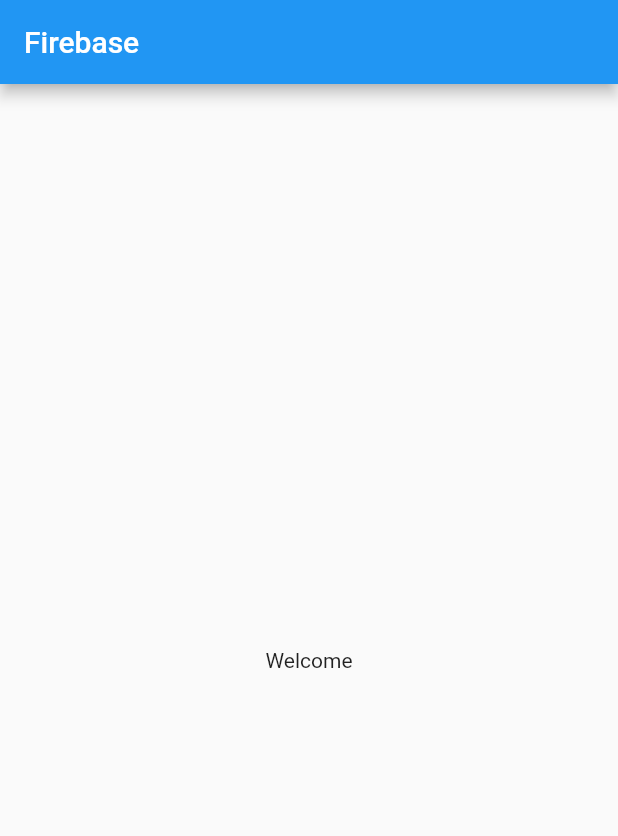
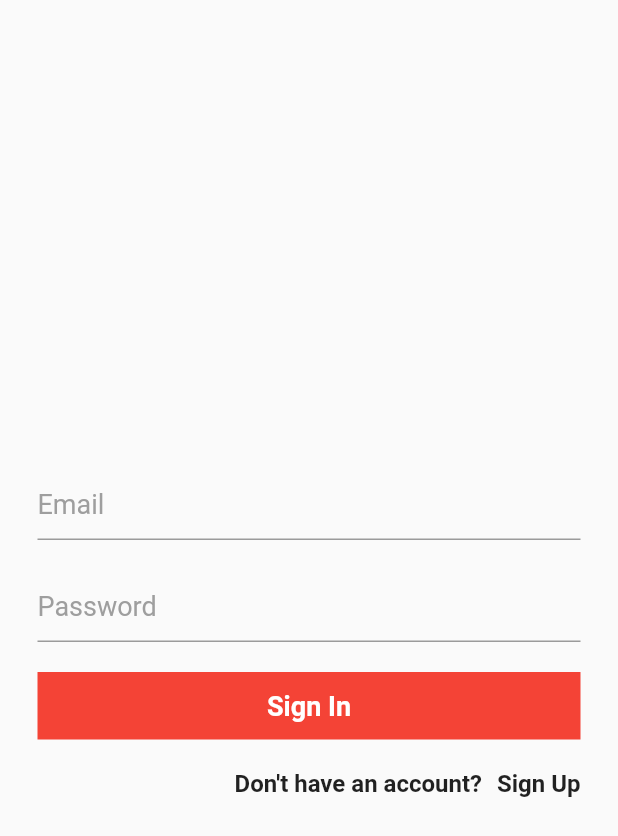
Before and after one commit to MamurAzamov/herewego, a Flutter app: the screen it shows after launch, on a phone screen of 412 x 824 dp. Shown: the top 836 px of the screen. Run offline on Flutter 3.47's test engine with Material 2 defaults, Android fonts, the phone set to English and light mode, and no system bars; our stand-ins replace firebase_auth, firebase_core; accounts and stored records are empty.

```diff
--- a/lib/main.dart
+++ b/lib/main.dart
@@ -1,7 +1,13 @@
+import 'package:firebase_core/firebase_core.dart';
 import 'package:flutter/material.dart';
 import 'package:herewego/pages/home_page.dart';
+import 'package:herewego/pages/signin_page.dart';
+import 'package:herewego/pages/signup_page.dart';
+import 'package:herewego/pages/splash_page.dart';
 
-void main() {
+void main()async{
+  WidgetsFlutterBinding.ensureInitialized();
+  await Firebase.initializeApp();
   runApp(const MyApp());
 }
 
@@ -13,9 +19,14 @@ class MyApp extends StatelessWidget {
     return MaterialApp(
       title: 'Flutter Demo',
       theme: ThemeData(
-        primarySwatch: Colors.blue,
+        primarySwatch: Colors.deepOrange,
       ),
-      home: const HomePage(),
+      home: const SplashPage(),
+      routes: {
+        HomePage.id: (context) => const HomePage(),
+        SignInPage.id: (context) => const SignInPage(),
+        SignUpPage.id: (context) => const SignUpPage()
+      },
     );
   }
 }
--- a/lib/pages/home_page.dart
+++ b/lib/pages/home_page.dart
@@ -1,7 +1,9 @@
 import 'package:flutter/material.dart';
+import 'package:herewego/service/auth_service.dart';
 
 class HomePage extends StatefulWidget {
   const HomePage({Key? key}) : super(key: key);
+  static const String id = 'home_page';
 
   @override
   State<HomePage> createState() => _HomePageState();
@@ -12,10 +14,16 @@ class _HomePageState extends State<HomePage> {
   Widget build(BuildContext context) {
     return Scaffold(
       appBar: AppBar(
-        title: const Text("Firebase"),
+        title: const Text("Home"),
       ),
-      body: const Center(
-        child: Text("Welcome"),
+      body: Center(
+        child: MaterialButton(
+          onPressed: (){
+            AuthService.signOutUser(context);
+          },
+          color: Colors.deepOrange,
+          child: const Text("LogOut",style: TextStyle(color: Colors.white),),
+        ),
       ),
     );
   }
--- /dev/null
+++ b/lib/pages/signin_page.dart
@@ -0,0 +1,115 @@
+import 'package:firebase_auth/firebase_auth.dart';
+import 'package:flutter/material.dart';
+import 'package:herewego/pages/home_page.dart';
+import 'package:herewego/pages/signup_page.dart';
+import 'package:herewego/service/auth_service.dart';
+
+class SignInPage extends StatefulWidget {
+  const SignInPage({Key? key}) : super(key: key);
+  static const String id = 'signin_page';
+
+  @override
+  State<SignInPage> createState() => _SignInPageState();
+}
+
+class _SignInPageState extends State<SignInPage> {
+  var isLoading = false;
+  var emailController = TextEditingController();
+  var passwordController = TextEditingController();
+
+  void _callSignUpPage() =>
+      Navigator.pushNamed(context, SignUpPage.id);
+
+  void _doSignIn(){
+    String email = emailController.text.toString().trim();
+    String password = passwordController.text.toString().trim();
+    if(email.isEmpty || password.isEmpty) return;
+
+    setState(() {
+      isLoading = true;
+    });
+
+    AuthService.signInUser(email, password).then((value) => {
+      responseSignIn(value!)
+    });
+  }
+
+  void responseSignIn(User firebaseUser){
+    setState(() {
+      isLoading = false;
+    });
+    Navigator.pushReplacementNamed(context, HomePage.id);
+  }
+
+  @override
+  Widget build(BuildContext context) {
+    return Scaffold(
+      body: Column(
+        mainAxisAlignment: MainAxisAlignment.center,
+        children: [
+          Stack(
+            children: [
+              Column(
+                children: [
+                  Container(
+                    margin: const EdgeInsets.only(top: 20,left: 25,right: 25),
+                    child: TextField(
+                      controller: emailController,
+                      decoration: const InputDecoration(
+                          hintText: 'Email',
+                          hintStyle: TextStyle(color: Colors.grey, fontSize: 18)
+                      ),
+                    ),
+                  ),
+                  Container(
+                    margin: const EdgeInsets.only(top: 20,left: 25,right: 25),
+                    child: TextField(
+                      obscureText: true,
+                      controller: passwordController,
+                      decoration: const InputDecoration(
+                          hintText: 'Password',
+                          hintStyle: TextStyle(color: Colors.grey, fontSize: 18)
+                      ),
+                    ),
+                  ),
+                ],
+              ),
+              isLoading ? const Center(
+                child: CircularProgressIndicator(),
+              ) : const SizedBox.shrink(),
+            ],
+          ),
+          Container(
+            margin: const EdgeInsets.only(top: 20,left: 25,right: 25),
+            height: 45,
+            width: double.infinity,
+            color: Colors.red,
+            child: InkWell(
+              onTap: _doSignIn,
+              child: const Center(
+                child: Text("Sign In",style:
+                TextStyle(color: Colors.white, fontSize: 18, fontWeight: FontWeight.w600),),
+              ),
+            )
+          ),
+          Container(
+            margin: const EdgeInsets.only(top: 20,left: 25,right: 25),
+            child: Row(
+              mainAxisAlignment: MainAxisAlignment.end,
+              children: [
+                const Text("Don't have an account?",style:
+                TextStyle(fontSize: 16, fontWeight: FontWeight.bold),),
+                const SizedBox(width: 10,),
+                GestureDetector(
+                  onTap: _callSignUpPage,
+                  child: const Text("Sign Up",style:
+                  TextStyle(fontSize: 16, fontWeight: FontWeight.bold),),
+                )
+              ],
+            ),
+          )
+        ],
+      )
+    );
+  }
+}
--- /dev/null
+++ b/lib/service/auth_service.dart
@@ -0,0 +1,30 @@
+
+import 'package:firebase_auth/firebase_auth.dart';
+import 'package:flutter/cupertino.dart';
+import 'package:herewego/pages/signin_page.dart';
+
+class AuthService{
+  static final _auth = FirebaseAuth.instance;
+
+  static bool isLoggedIn(){
+    final User? firebaseUser = _auth.currentUser;
+    return firebaseUser != null;
+  }
+
+  static Future<User?> signInUser(String email, String password)async{
+    await _auth.signInWithEmailAndPassword(email: email, password: password);
+    final User firebaseUser = _auth.currentUser!;
+    return firebaseUser;
+  }
+
+  static Future<User?> signUpUser(String fullname, String email, String password)async{
+    var authResult = await _auth.createUserWithEmailAndPassword(email: email, password: password);
+    User? user = authResult.user;
+    return user;
+  }
+
+  static void signOutUser(BuildContext context){
+    _auth.signOut();
+    Navigator.pushReplacementNamed(context, SignInPage.id);
+  }
+}
--- a/pubspec.yaml
+++ b/pubspec.yaml
@@ -35,6 +35,8 @@ dependencies:
   # The following adds the Cupertino Icons font to your application.
   # Use with the CupertinoIcons class for iOS style icons.
   cupertino_icons: ^1.0.2
+  firebase_auth: ^4.4.0
+  firebase_core: ^2.9.0
 
 dev_dependencies:
   flutter_test:
```
Also changed, not shown: lib/pages/signup_page.dart (added, +127 -0 lines), lib/pages/splash_page.dart (added, +68 -0 lines), pubspec.lock, 2 other files.
